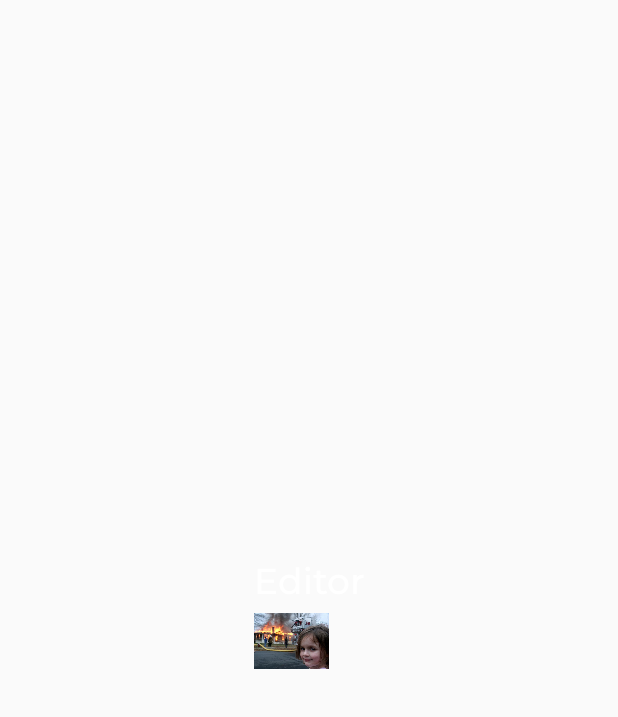
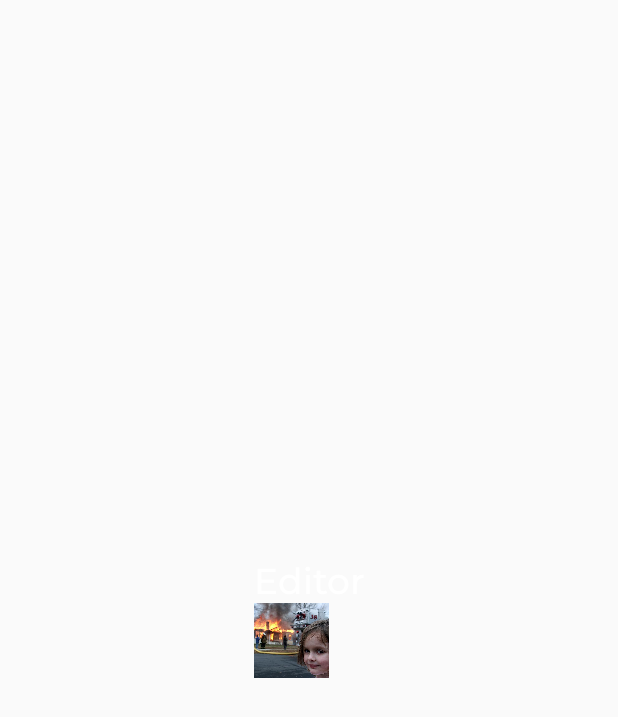
Before and after one commit to artlin/master_meme, an Android app built with Jetpack Compose: the MemeEditorScreen screen opened through its navigation route, on a phone screen of 412 x 824 dp. Shown: the top 717 px of the screen. Run offline under Robolectric (Android 15) with nearby library versions, the phone set to English and light mode, and no system bars; Roboto replaces fonts that are not available here.

```diff
--- a/app/src/main/java/com/plcoding/mastermeme/core/presentation/screen/editor/ui/MemeEditorScreen.kt
+++ b/app/src/main/java/com/plcoding/mastermeme/core/presentation/screen/editor/ui/MemeEditorScreen.kt
@@ -1,6 +1,5 @@
 package com.plcoding.mastermeme.core.presentation.screen.editor.ui
 
-import androidx.compose.foundation.background
 import androidx.compose.foundation.layout.Box
 import androidx.compose.foundation.layout.Column
 import androidx.compose.foundation.layout.fillMaxSize
--- a/app/src/main/java/com/plcoding/mastermeme/feature_templates/presentation/ui/TemplateAssetImage.kt
+++ b/app/src/main/java/com/plcoding/mastermeme/feature_templates/presentation/ui/TemplateAssetImage.kt
@@ -1,22 +1,39 @@
 package com.plcoding.mastermeme.feature_templates.presentation.ui
 
 import androidx.compose.runtime.Composable
+import androidx.compose.ui.Alignment
 import androidx.compose.ui.Modifier
 import androidx.compose.ui.layout.ContentScale
 import androidx.compose.ui.platform.LocalContext
 import coil.compose.AsyncImage
+import coil.request.CachePolicy
 import coil.request.ImageRequest
+import coil.size.Size
 import com.plcoding.mastermeme.core.domain.value.ImageLocation
 
 @Composable
-fun TemplateAssetImage(modifier: Modifier, assetPath: ImageLocation) {
+fun TemplateAssetImage(modifier: Modifier, assetPath: ImageLocation, isThumbnail: Boolean = false) {
+
+    val context = LocalContext.current
+    val imageRequest = ImageRequest.Builder(context)
+        .data("file:///android_asset/${assetPath.value}")
+        .memoryCachePolicy(CachePolicy.ENABLED)
+        .diskCachePolicy(CachePolicy.ENABLED)
+        .size(Size.ORIGINAL)
+        .allowHardware(true)
+        .crossfade(true)
+
+    if (isThumbnail) {
+        val size = 200
+        imageRequest.size(size, size)
+        imageRequest.allowRgb565(true)
+    }
+
     AsyncImage(
-        model = ImageRequest.Builder(LocalContext.current)
-            .data("file:///android_asset/${assetPath.value}")
-            .crossfade(true)
-            .build(),
+        model = imageRequest.build(),
         contentDescription = null,
         modifier = modifier,
-        contentScale = ContentScale.Fit
+        alignment = Alignment.Center,
+        contentScale = ContentScale.Crop
     )
 }
```
Also changed, not shown: app/src/main/java/com/plcoding/mastermeme/core/presentation/screen/your_memes/ui/BottomDrawer.kt (+38 -13 lines).
